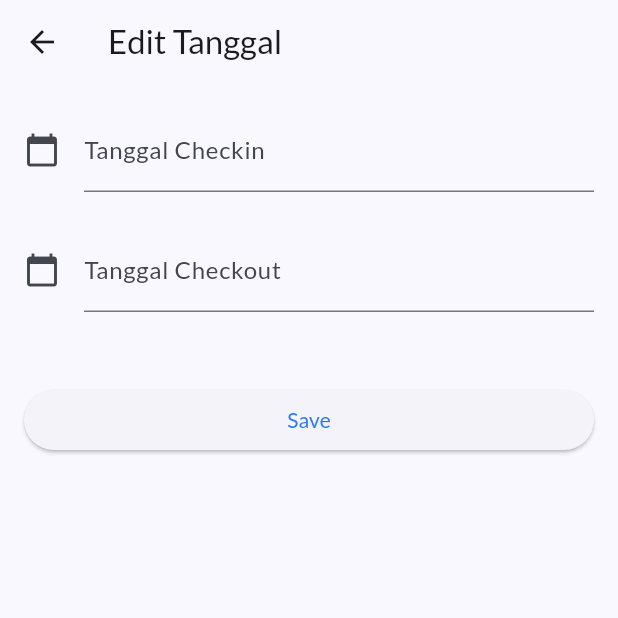
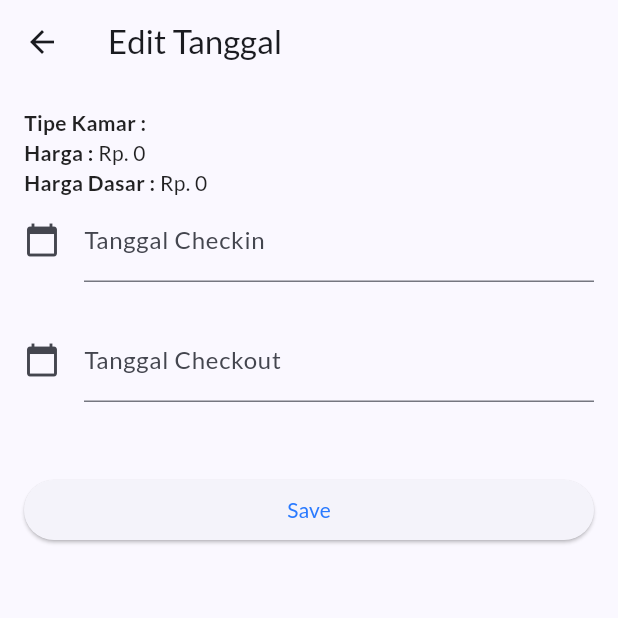
Before and after one commit to GabrielAllba/UGD2_C_Kelompok6, a Flutter app: the InputPage screen opened directly with empty values, on a phone screen of 412 x 824 dp, the top half of it. Run offline on Flutter 3.47's test engine with Material 2 defaults, Android fonts, the phone set to English and light mode, and no system bars; our stand-ins replace flutter_slidable, fluttertoast, google_fonts, shared_preferences, sqflite; accounts and stored records are empty.

Commit message:
final fag

```diff
--- a/lib/component/form_component.dart
+++ b/lib/component/form_component.dart
@@ -84,7 +84,8 @@ class _MyInputFormState extends State<MyInputForm> {
     } else {
       childWidget = SizedBox(
         width: double.infinity,
-        child: TextField(
+        child: TextFormField(
+          validator: (value) => widget.validasi(value),
           controller: widget.controller,
           decoration: InputDecoration(
             hintText: widget.hintTxt,
--- a/lib/database/pemesanan/sql_helper.dart
+++ b/lib/database/pemesanan/sql_helper.dart
@@ -1,3 +1,4 @@
+import 'package:shared_preferences/shared_preferences.dart';
 import 'package:sqflite/sqflite.dart' as sql;
 
 class SQLHelper {
@@ -7,36 +8,53 @@ class SQLHelper {
         id INTEGER PRIMARY KEY AUTOINCREMENT NOT NULL,
         id_user INTEGER,
         tipe_kamar TEXT,
+        harga_dasar INTEGER,
         harga INTEGER,
-        tanggal_checkin TEXT, -- CHANGE to TEXT
-        tanggal_checkout TEXT -- CHANGE to TEXT
+        tanggal_checkin TEXT,
+        tanggal_checkout TEXT
       )
     """);
   }
 
   static Future<sql.Database> db() async {
-    return sql.openDatabase('pemesanan.db', version: 1,
+    return sql.openDatabase('pemesanan.db', version: 2,
         onCreate: (sql.Database database, int version) async {
       await createTables(database);
     });
   }
 
   static Future<int> addPemesanan(int id_user, String tipe_kamar, int harga,
-      String tanggal_checkin, String tanggal_checkout) async {
+      int harga_dasar, String tanggal_checkin, String tanggal_checkout) async {
     final db = await SQLHelper.db();
     final data = {
       'id_user': id_user,
       'tipe_kamar': tipe_kamar,
       'harga': harga,
+      'harga_dasar': harga_dasar,
       'tanggal_checkin': tanggal_checkin,
       'tanggal_checkout': tanggal_checkout
     };
+
     return await db.insert('pemesanan', data);
   }
 
   static Future<List<Map<String, dynamic>>> getPemesanan() async {
     final db = await SQLHelper.db();
     return db.query('pemesanan');
+  }
+
+  static Future<List<Map<String, dynamic>>> getPemesananById(int id) async {
+    final db = await SQLHelper.db();
+    return db.query('pemesanan', where: 'id_ = ?', whereArgs: [id]);
+  }
+
+  static Future<List<Map<String, dynamic>>> getPemesananByQuery(
+      String query, int id_user) async {
+    final db = await SQLHelper.db();
+    final queryResult = await db.query('pemesanan',
+        where: 'id_user = ? AND tipe_kamar LIKE ?',
+        whereArgs: [id_user, '%$query%']);
+    return queryResult;
   }
 
   static Future<void> getDataAndPrint() async {
@@ -83,11 +101,19 @@ class SQLHelper {
   }
 
   static Future<int> editPemesanan(int id, String tipe_kamar, int harga,
-      String tanggal_checkin, String tanggal_checkout) async {
+      int harga_dasar, String tanggal_checkin, String tanggal_checkout) async {
     final db = await SQLHelper.db();
+
+    Duration difference = DateTime.parse(tanggal_checkout)
+        .difference(DateTime.parse(tanggal_checkin));
+    int selisih = difference.inDays;
+    int price = selisih * harga_dasar;
+    print(selisih);
+    print(harga_dasar);
     final data = {
       'tipe_kamar': tipe_kamar,
-      'harga': harga,
+      'harga': price,
+      'harga_dasar': harga_dasar,
       'tanggal_checkin': tanggal_checkin,
       'tanggal_checkout': tanggal_checkout
     };
@@ -95,12 +121,10 @@ class SQLHelper {
     return await db.update('pemesanan', data, where: "id = $id");
   }
 
-
-    static Future<int> editPemesananWithId(int id,
-      String tanggal_checkin, String tanggal_checkout) async {
+  static Future<int> editPemesananWithId(
+      int id, String tanggal_checkin, String tanggal_checkout) async {
     final db = await SQLHelper.db();
     final data = {
-
       'tanggal_checkin': tanggal_checkin,
       'tanggal_checkout': tanggal_checkout
     };
@@ -108,7 +132,6 @@ class SQLHelper {
     return await db.update('pemesanan', data, where: "id = $id");
   }
 
-
   static Future<int> deletePemesanan(int id) async {
     final db = await SQLHelper.db();
     return db.delete('pemesanan', where: "id = $id");
--- a/lib/database/user/sql_helper.dart
+++ b/lib/database/user/sql_helper.dart
@@ -93,6 +93,7 @@ class SQLHelper {
       'email': email,
       'notelp': notelp,
     };
+
     return await db
         .update('user', data, where: "username = ?", whereArgs: [username]);
   }
--- a/lib/screens/editTanggal_page.dart
+++ b/lib/screens/editTanggal_page.dart
@@ -3,15 +3,19 @@ import 'package:ugd2_c_kelompok6/database/pemesanan/sql_helper.dart';
 import 'package:intl/intl.dart';
 
 class InputPage extends StatefulWidget {
-  const InputPage({
-    super.key,
-    required this.title,
-    required this.id,
-    required this.tanggal_checkin,
-    required this.tanggal_checkout,
-  });
+  const InputPage(
+      {super.key,
+      required this.title,
+      required this.id,
+      required this.tanggal_checkin,
+      required this.tanggal_checkout,
+      required this.tipe_kamar,
+      required this.harga,
+      required this.harga_dasar});
 
-  final String? title, tanggal_checkin, tanggal_checkout;
+  final String title, tanggal_checkin, tanggal_checkout, tipe_kamar;
+  final int harga, harga_dasar;
+
   final int? id;
 
   @override
@@ -37,6 +41,33 @@ class _InputPageState extends State<InputPage> {
       body: ListView(
         padding: const EdgeInsets.all(16),
         children: <Widget>[
+          Row(
+            children: [
+              Text(
+                'Tipe Kamar : ',
+                style: TextStyle(fontWeight: FontWeight.bold),
+              ),
+              Text(widget.tipe_kamar)
+            ],
+          ),
+          Row(
+            children: [
+              Text(
+                'Harga : ',
+                style: TextStyle(fontWeight: FontWeight.bold),
+              ),
+              Text('Rp. ' + widget.harga.toString())
+            ],
+          ),
+          Row(
+            children: [
+              Text(
+                'Harga Dasar : ',
+                style: TextStyle(fontWeight: FontWeight.bold),
+              ),
+              Text('Rp. ' + widget.harga_dasar.toString())
+            ],
+          ),
           TextFormField(
             controller: controllerTanggalCheckin,
             decoration: const InputDecoration(
@@ -83,6 +114,7 @@ class _InputPageState extends State<InputPage> {
 
               if (pickedDate != null) {
                 setState(() {
+                  updated = true;
                   controllerTanggalCheckout.text =
                       DateFormat('yyyy-MM-dd').format(pickedDate);
                 });
@@ -107,7 +139,8 @@ class _InputPageState extends State<InputPage> {
         .format(DateTime.parse(controllerTanggalCheckin.text));
     String formattedTanggalCheckout = DateFormat('yyyy-MM-dd')
         .format(DateTime.parse(controllerTanggalCheckout.text));
-    await SQLHelper.editPemesananWithId(
-        id, formattedTanggalCheckin, formattedTanggalCheckout);
+    final harga = SQLHelper.getPemesananById(id);
+    await SQLHelper.editPemesanan(id, widget.tipe_kamar, widget.harga,
+        widget.harga_dasar, formattedTanggalCheckin, formattedTanggalCheckout);
   }
 }
--- a/lib/screens/profile_page.dart
+++ b/lib/screens/profile_page.dart
@@ -67,7 +67,7 @@ class _ProfilePageState extends State<ProfilePage> {
                 ),
                 TextFormField(
                   controller: usernameController,
-                  enabled: false,
+                  enabled: true,
                   decoration: const InputDecoration(
                     labelText: "Username",
                     prefixIcon: Icon(Icons.person),
@@ -159,5 +159,6 @@ class _ProfilePageState extends State<ProfilePage> {
 
     await SQLHelper.editUserByUserName(
         updateUser, updatePass, updateEmail, updateNoTelp);
+
   }
 }
--- a/lib/screens/search_kamar.dart
+++ b/lib/screens/search_kamar.dart
@@ -31,6 +31,7 @@ class SearchKamar extends StatelessWidget {
                     tipeKamar: tipeKamar[index],
                     checkin: checkin,
                     checkout: checkout,
+                    harga_dasar: tipeKamar[index].harga,
                   ),
                 ),
               );
--- a/lib/tabs.dart
+++ b/lib/tabs.dart
@@ -45,7 +45,7 @@ class _TabsScreenState extends State<TabsScreen> {
           ),
           BottomNavigationBarItem(
             icon: Icon(Icons.book_outlined),
-            label: 'My Booking',
+            label: 'Pemesanan',
           ),
           BottomNavigationBarItem(
             icon: Icon(Icons.group_add_outlined),
```
Also changed, not shown: lib/screens/detail_tipe_kamar.dart (+8 -16 lines), lib/screens/pemesanan.dart (+70 -9 lines), lib/screens/register.dart (+31 -3 lines).
